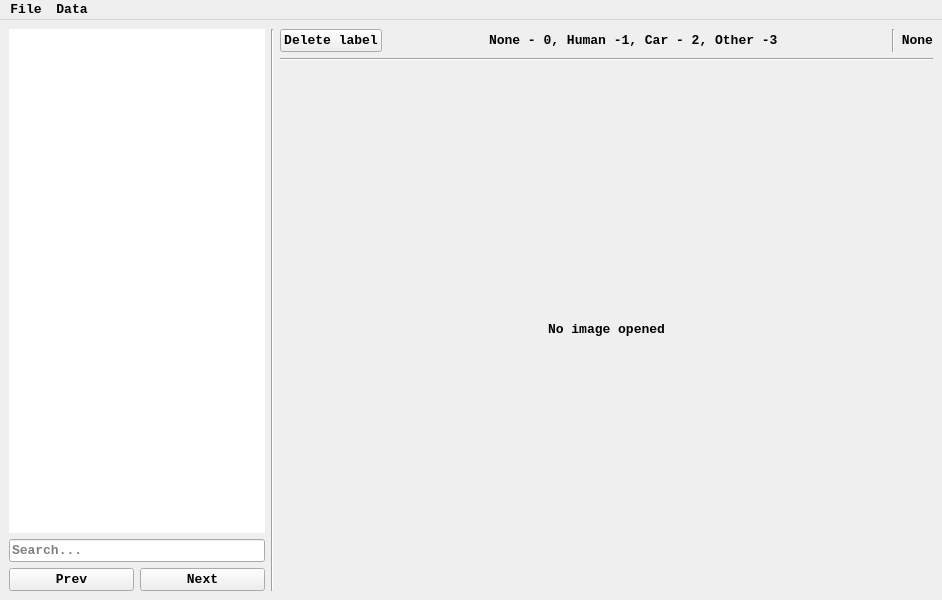
This is ui/main_window.ui in Garik-Mk/boo-anot as Qt 5 draws it before an edit. The edited form follows.
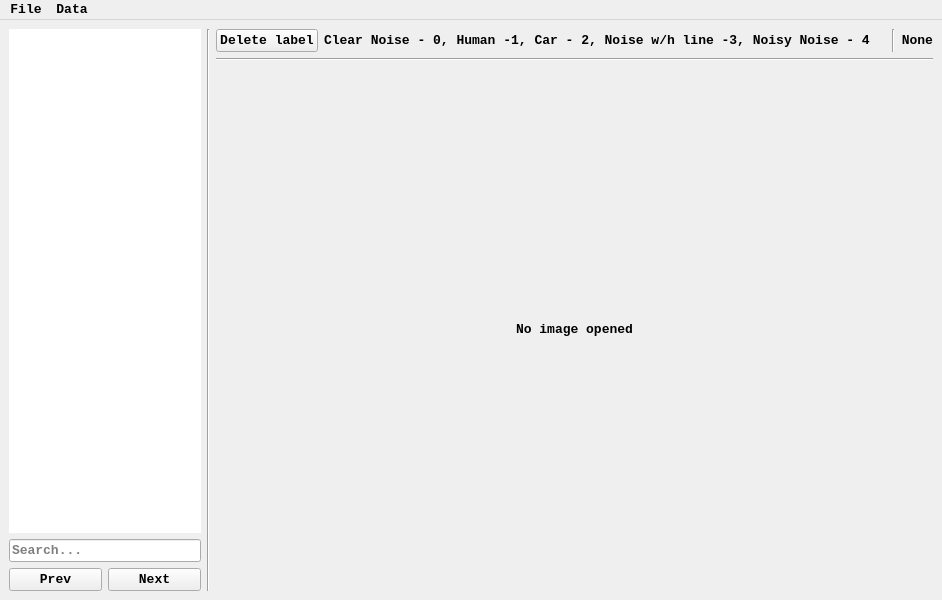
This is the edited form.

Commit message: Naming function added

The edit to the form file:
```diff
--- a/ui/main_window.ui
+++ b/ui/main_window.ui
@@ -96,7 +96,7 @@
         <item>
          <widget class="QLabel" name="label">
           <property name="text">
-           <string>None - 0, Human -1, Car - 2, Other -3 </string>
+           <string>Clear Noise - 0, Human -1, Car - 2, Noise w/h line -3, Noisy Noise - 4  </string>
           </property>
          </widget>
         </item>
```
Left out of the diff: 8 changed lines with no effect on the pictures. The commit also changes 2 other files.
